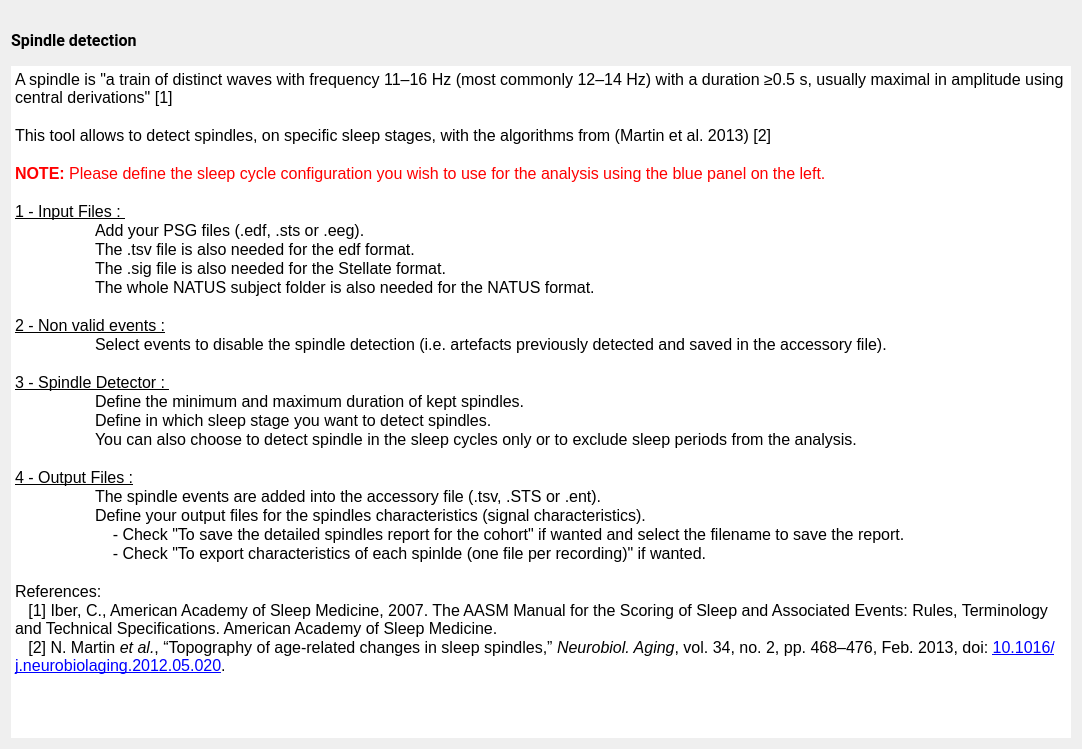
The window that tools/CEAMSTools/SpindleDetectionMartin/SpindleDetectionDoc/Ui_SpindleDetectionDoc.ui (SnoozToolbox/snooz-package-ceams) describes before a commit, drawn with Qt 5.
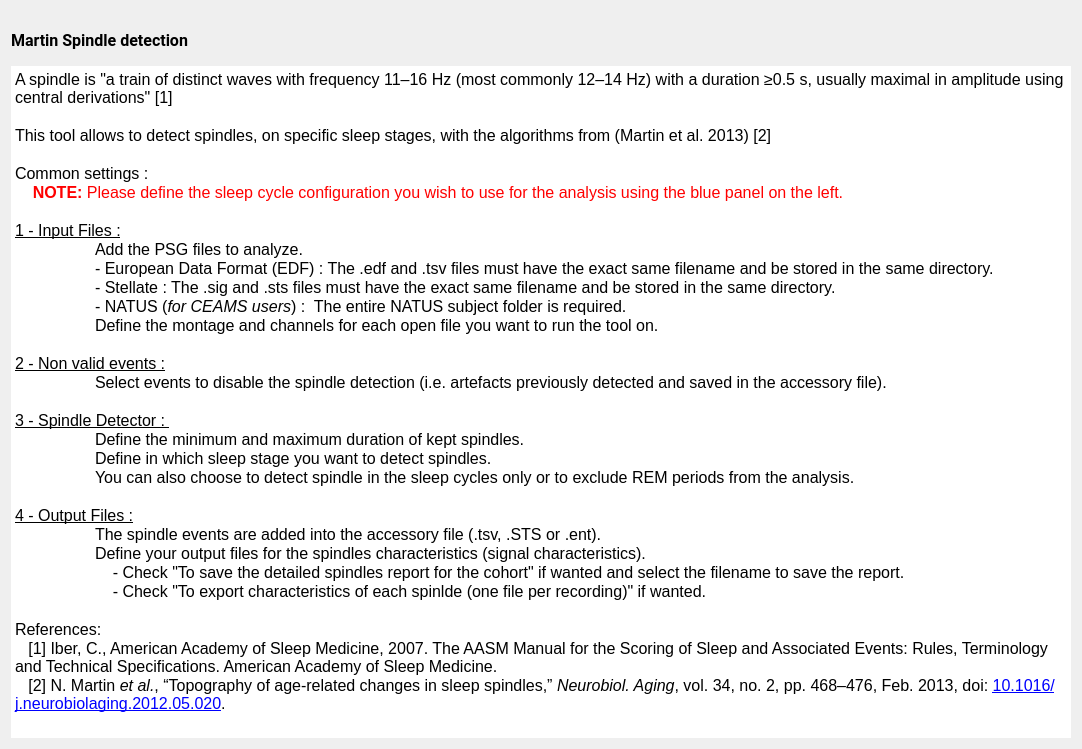
The same window after the commit.

```diff
--- a/tools/CEAMSTools/SpindleDetectionMartin/SpindleDetectionDoc/Ui_SpindleDetectionDoc.ui
+++ b/tools/CEAMSTools/SpindleDetectionMartin/SpindleDetectionDoc/Ui_SpindleDetectionDoc.ui
@@ -49,7 +49,7 @@
         </font>
        </property>
        <property name="text">
-        <string>&lt;html&gt;&lt;head/&gt;&lt;body&gt;&lt;p&gt;&lt;span style=&quot; font-weight:600;&quot;&gt;Spindle detection&lt;/span&gt;&lt;/p&gt;&lt;/body&gt;&lt;/html&gt;</string>
+        <string>&lt;html&gt;&lt;head/&gt;&lt;body&gt;&lt;p&gt;&lt;span style=&quot; font-weight:600;&quot;&gt;Martin Spindle detection&lt;/span&gt;&lt;/p&gt;&lt;/body&gt;&lt;/html&gt;</string>
        </property>
       </widget>
      </item>
@@ -95,13 +95,15 @@
 &lt;p style=&quot;-qt-paragraph-type:empty; margin-top:0px; margin-bottom:0px; margin-left:0px; margin-right:0px; -qt-block-indent:0; text-indent:0px;&quot;&gt;&lt;br /&gt;&lt;/p&gt;
 &lt;p style=&quot; margin-top:0px; margin-bottom:0px; margin-left:0px; margin-right:0px; -qt-block-indent:0; text-indent:0px;&quot;&gt;This tool allows to detect spindles, on specific sleep stages, with the algorithms from (Martin et al. 2013) [2]&lt;/p&gt;
 &lt;p style=&quot;-qt-paragraph-type:empty; margin-top:0px; margin-bottom:0px; margin-left:0px; margin-right:0px; -qt-block-indent:0; text-indent:0px;&quot;&gt;&lt;br /&gt;&lt;/p&gt;
-&lt;p style=&quot; margin-top:0px; margin-bottom:0px; margin-left:0px; margin-right:0px; -qt-block-indent:0; text-indent:0px;&quot;&gt;&lt;span style=&quot; font-weight:700; color:#ff0000;&quot;&gt;NOTE:&lt;/span&gt;&lt;span style=&quot; color:#ff0000;&quot;&gt; Please define the sleep cycle configuration you wish to use for the analysis using the blue panel on the left.&lt;/span&gt;&lt;/p&gt;
+&lt;p style=&quot; margin-top:0px; margin-bottom:0px; margin-left:0px; margin-right:0px; -qt-block-indent:0; text-indent:0px;&quot;&gt;Common settings : &lt;/p&gt;
+&lt;p style=&quot; margin-top:0px; margin-bottom:0px; margin-left:0px; margin-right:0px; -qt-block-indent:0; text-indent:0px;&quot;&gt;&lt;span style=&quot; font-weight:700; color:#ff0000;&quot;&gt;    NOTE:&lt;/span&gt;&lt;span style=&quot; color:#ff0000;&quot;&gt; Please define the sleep cycle configuration you wish to use for the analysis using the blue panel on the left.&lt;/span&gt;&lt;/p&gt;
 &lt;p style=&quot;-qt-paragraph-type:empty; margin-top:0px; margin-bottom:0px; margin-left:0px; margin-right:0px; -qt-block-indent:0; text-indent:0px;&quot;&gt;&lt;br /&gt;&lt;/p&gt;
-&lt;p style=&quot; margin-top:0px; margin-bottom:0px; margin-left:0px; margin-right:0px; -qt-block-indent:0; text-indent:0px;&quot;&gt;&lt;span style=&quot; text-decoration: underline;&quot;&gt;1 - Input Files : &lt;/span&gt;&lt;/p&gt;
-&lt;p style=&quot; margin-top:0px; margin-bottom:0px; margin-left:0px; margin-right:0px; -qt-block-indent:0; text-indent:0px;&quot;&gt;	Add your PSG files (.edf, .sts or .eeg). &lt;/p&gt;
-&lt;p style=&quot; margin-top:0px; margin-bottom:0px; margin-left:0px; margin-right:0px; -qt-block-indent:0; text-indent:0px;&quot;&gt;	The .tsv file is also needed for the edf format.&lt;/p&gt;
-&lt;p style=&quot; margin-top:0px; margin-bottom:0px; margin-left:0px; margin-right:0px; -qt-block-indent:0; text-indent:0px;&quot;&gt;	The .sig file is also needed for the Stellate format.&lt;/p&gt;
-&lt;p style=&quot; margin-top:0px; margin-bottom:0px; margin-left:0px; margin-right:0px; -qt-block-indent:0; text-indent:0px;&quot;&gt;	The whole NATUS subject folder is also needed for the NATUS format. &lt;/p&gt;
+&lt;p style=&quot; margin-top:0px; margin-bottom:0px; margin-left:0px; margin-right:0px; -qt-block-indent:0; text-indent:0px;&quot;&gt;&lt;span style=&quot; text-decoration: underline;&quot;&gt;1 - Input Files :&lt;/span&gt;&lt;/p&gt;
+&lt;p style=&quot; margin-top:0px; margin-bottom:0px; margin-left:0px; margin-right:0px; -qt-block-indent:0; text-indent:0px;&quot;&gt;	Add the PSG files to analyze.&lt;/p&gt;
+&lt;p style=&quot; margin-top:0px; margin-bottom:0px; margin-left:0px; margin-right:0px; -qt-block-indent:0; text-indent:0px;&quot;&gt;&lt;span style=&quot; font-family:'Roboto-Regular';&quot;&gt;   	- European Data Format (EDF) : The .edf and .tsv files must have the exact same filename and be stored in the same directory.&lt;/span&gt;&lt;/p&gt;
+&lt;p style=&quot; margin-top:0px; margin-bottom:0px; margin-left:0px; margin-right:0px; -qt-block-indent:0; text-indent:0px;&quot;&gt;&lt;span style=&quot; font-family:'Roboto-Regular';&quot;&gt;   	- Stellate : The .sig and .sts files must have the exact same filename and be stored in the same directory.&lt;/span&gt;&lt;/p&gt;
+&lt;p style=&quot; margin-top:0px; margin-bottom:0px; margin-left:0px; margin-right:0px; -qt-block-indent:0; text-indent:0px;&quot;&gt;&lt;span style=&quot; font-family:'Roboto-Regular';&quot;&gt;   	- NATUS (&lt;/span&gt;&lt;span style=&quot; font-family:'Roboto-Regular'; font-style:italic;&quot;&gt;for CEAMS users&lt;/span&gt;&lt;span style=&quot; font-family:'Roboto-Regular';&quot;&gt;) : &lt;/span&gt;&lt;span style=&quot; font-family:'MS Shell Dlg 2';&quot;&gt; The entire NATUS subject folder is required.&lt;/span&gt;&lt;/p&gt;
+&lt;p style=&quot; margin-top:0px; margin-bottom:0px; margin-left:0px; margin-right:0px; -qt-block-indent:0; text-indent:0px;&quot;&gt;   	Define the montage and channels for each open file you want to run the tool on.&lt;/p&gt;
 &lt;p style=&quot;-qt-paragraph-type:empty; margin-top:0px; margin-bottom:0px; margin-left:0px; margin-right:0px; -qt-block-indent:0; text-indent:0px;&quot;&gt;&lt;br /&gt;&lt;/p&gt;
 &lt;p style=&quot; margin-top:0px; margin-bottom:0px; margin-left:0px; margin-right:0px; -qt-block-indent:0; text-indent:0px;&quot;&gt;&lt;span style=&quot; text-decoration: underline;&quot;&gt;2 - Non valid events :&lt;/span&gt;&lt;/p&gt;
 &lt;p style=&quot; margin-top:0px; margin-bottom:0px; margin-left:0px; margin-right:0px; -qt-block-indent:0; text-indent:0px;&quot;&gt;	Select events to disable the spindle detection (i.e. artefacts previously detected and saved in the accessory file).&lt;/p&gt;
@@ -109,7 +111,7 @@
 &lt;p style=&quot; margin-top:0px; margin-bottom:0px; margin-left:0px; margin-right:0px; -qt-block-indent:0; text-indent:0px;&quot;&gt;&lt;span style=&quot; text-decoration: underline;&quot;&gt;3 - Spindle Detector : &lt;/span&gt;&lt;/p&gt;
 &lt;p style=&quot; margin-top:0px; margin-bottom:0px; margin-left:0px; margin-right:0px; -qt-block-indent:0; text-indent:0px;&quot;&gt;	Define the minimum and maximum duration of kept spindles.&lt;/p&gt;
 &lt;p style=&quot; margin-top:0px; margin-bottom:0px; margin-left:0px; margin-right:0px; -qt-block-indent:0; text-indent:0px;&quot;&gt;	Define in which sleep stage you want to detect spindles.&lt;/p&gt;
-&lt;p style=&quot; margin-top:0px; margin-bottom:0px; margin-left:0px; margin-right:0px; -qt-block-indent:0; text-indent:0px;&quot;&gt;	You can also choose to detect spindle in the sleep cycles only or to exclude sleep periods from the analysis.&lt;/p&gt;
+&lt;p style=&quot; margin-top:0px; margin-bottom:0px; margin-left:0px; margin-right:0px; -qt-block-indent:0; text-indent:0px;&quot;&gt;	You can also choose to detect spindle in the sleep cycles only or to exclude REM periods from the analysis.&lt;/p&gt;
 &lt;p style=&quot;-qt-paragraph-type:empty; margin-top:0px; margin-bottom:0px; margin-left:0px; margin-right:0px; -qt-block-indent:0; text-indent:0px;&quot;&gt;&lt;br /&gt;&lt;/p&gt;
 &lt;p style=&quot; margin-top:0px; margin-bottom:0px; margin-left:0px; margin-right:0px; -qt-block-indent:0; text-indent:0px;&quot;&gt;&lt;span style=&quot; text-decoration: underline;&quot;&gt;4 - Output Files :&lt;/span&gt;&lt;/p&gt;
 &lt;p style=&quot; margin-top:0px; margin-bottom:0px; margin-left:0px; margin-right:0px; -qt-block-indent:0; text-indent:0px;&quot;&gt;	The spindle events are added into the accessory file (.tsv, .STS or .ent).&lt;/p&gt;
```
